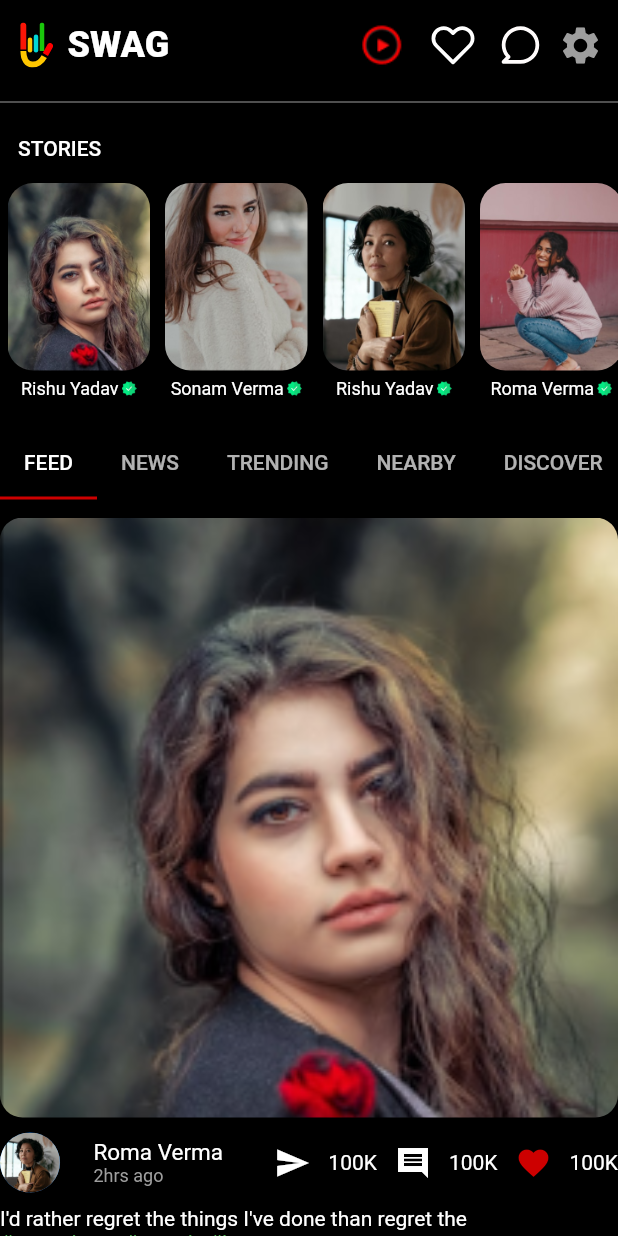
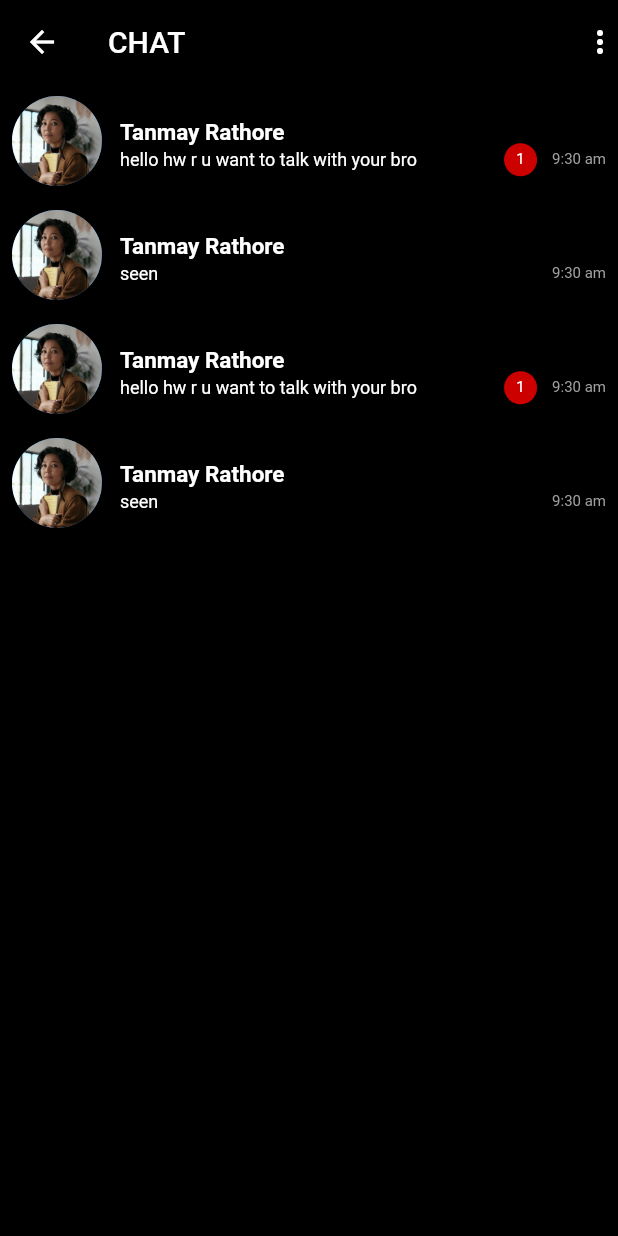
Before and after one commit to Tanay-Gupta/The-Social-App, a Flutter app: the HomeScreen screen opened directly, after a tap on an icon or button, on a phone screen of 412 x 824 dp. Run offline on Flutter 3.47's test engine with Material 2 defaults, Android fonts, the phone set to English and light mode, and no system bars; our stand-ins replace country_code_picker, flutter_svg; Roboto replaces fonts that are missing (Tondo, poppins, proxia nova).

Commit message:
follow, chat

```diff
--- a/lib/main.dart
+++ b/lib/main.dart
@@ -1,5 +1,6 @@
 import 'package:flutter/material.dart';
 import 'package:swag_app/routes.dart';
+import 'package:swag_app/screens/appBar/chatScreen.dart';
 import 'package:swag_app/screens/appBar/notifications.dart';
 import 'package:swag_app/screens/appBar/settings/editProfile.dart';
 import 'package:swag_app/screens/appBar/settings/settings.dart';
@@ -10,6 +11,8 @@ import 'package:swag_app/screens/forgot_password/forgot_password.dart';
 import 'package:swag_app/screens/home/home.dart';
 import 'package:swag_app/screens/homescreen/nav.dart';
 import 'package:swag_app/screens/otp/otp_screen.dart';
+import 'package:swag_app/screens/profile/follow/followers.dart';
+import 'package:swag_app/screens/profile/follow/following.dart';
 import 'package:swag_app/screens/register/components/register_form.dart';
 import 'package:swag_app/screens/register/register.dart';
 import 'package:swag_app/screens/sign_in/sign_in_screen.dart';
@@ -43,6 +46,9 @@ class MyApp extends StatelessWidget {
         '/settings': (context) => Settings(),
         '/verifyAccount': (context) => VerifyAccountPage(),
         '/editProfile': (context) => EditProfilePage(),
+        '/following': (context) => ProfileFollowing(),
+        '/followers': (context) => ProfileFollowers(),
+        '/chatScreen': (context) => ChatScreen(),
       },
     );
   }
--- /dev/null
+++ b/lib/screens/appBar/chatScreen.dart
@@ -0,0 +1,122 @@
+import 'package:flutter/material.dart';
+import 'package:swag_app/constants.dart';
+
+class ChatScreen extends StatelessWidget {
+  const ChatScreen({Key? key}) : super(key: key);
+
+  @override
+  Widget build(BuildContext context) {
+    List<String> UserList = [
+      'Tanmay Rathore',
+      'Tanmay Rathore',
+      'Tanmay Rathore',
+      'Tanmay Rathore',
+    ];
+    List<String> messageList = [
+      'hello hw r u want to talk with your bro',
+      'seen',
+      'hello hw r u want to talk with your bro',
+      'seen',
+    ];
+    List<String> MsgNoList = [
+      '1',
+      '',
+      '1',
+      '',
+    ];
+    List<String> timeList = [
+      '9:30 am',
+      '9:30 am',
+      '9:30 am',
+      '9:30 am',
+    ];
+
+    return Scaffold(
+      appBar: AppBar(
+        backgroundColor: Colors.black,
+        title: Text('CHAT'),
+        actions: [
+          Icon(Icons.more_vert),
+        ],
+      ),
+      body: ListView.builder(
+        itemCount: UserList.length,
+        itemBuilder: (BuildContext context, int index) {
+          return Padding(
+            padding: const EdgeInsets.all(8.0),
+            child: Row(
+              mainAxisAlignment: MainAxisAlignment.spaceBetween,
+              children: [
+                Row(
+                  children: [
+                    CircleAvatar(
+                      radius: 30,
+                      backgroundImage: AssetImage('assets/images/1.png'),
+                    ),
+                    SizedBox(
+                      width: 12,
+                    ),
+                    Column(
+                      crossAxisAlignment: CrossAxisAlignment.start,
+                      children: [
+                        SizedBox(
+                          height: 5,
+                        ),
+                        Text(UserList[index],
+                            style: TextStyle(
+                                fontSize: 15,
+                                //fontFamily: "Anmol",
+                                fontWeight: FontWeight.bold)),
+                        SizedBox(height: 2),
+                        Text(messageList[index],
+                            style: TextStyle(
+                              fontSize: 12,
+                              //fontFamily: "Anmol",
+                              //fontWeight: FontWeight.bold
+                            )),
+                      ],
+                    ),
+                  ],
+                ),
+                Column(
+                  children: [
+                    SizedBox(
+                      height: 25,
+                    ),
+                    Row(
+                      children: [
+                        Container(
+                          alignment: Alignment.center,
+                          width: 22,
+                          height: 22,
+                          decoration: BoxDecoration(
+                            color: MsgNoList[index] == ''
+                                ? Colors.black
+                                : kPrimaryColor,
+                            shape: BoxShape.circle,
+                            //border: Border.all(color: Colors.grey, width: 0.8)
+                          ),
+                          child: Text(
+                            MsgNoList[index],
+                            style: TextStyle(fontSize: 10),
+                          ),
+                        ),
+                        SizedBox(
+                          width: 10,
+                        ),
+                        Text(
+                          timeList[index],
+                          style: TextStyle(color: Colors.grey, fontSize: 10),
+                        ),
+                      ],
+                    ),
+                  ],
+                ),
+              ],
+            ),
+          );
+        },
+      ),
+    );
+  }
+}
--- a/lib/screens/home/components/home_body.dart
+++ b/lib/screens/home/components/home_body.dart
@@ -67,7 +67,9 @@ class _HomeBodyState extends State<HomeBody> {
                 width: 15,
               ),
               GestureDetector(
-                onTap: () {},
+                onTap: () {
+                  Navigator.pushNamed(context, "/chatScreen");
+                },
                 child: SvgPicture.asset(
                   "assets/icons/u_comment.svg",
                   height: 30,
--- a/pubspec.yaml
+++ b/pubspec.yaml
@@ -38,7 +38,7 @@ dependencies:
   flutter_svg: ^1.0.3
   country_code_picker: ^2.0.2
   http: ^0.13.4
-
+  fab_circular_menu:
 
 dev_dependencies:
   flutter_test:
```
Also changed, not shown: lib/screens/profile/components/stats.dart (+12 -2 lines), lib/screens/profile/follow/followers.dart (added, +81 -0 lines), lib/screens/profile/follow/followersList.dart (added, +85 -0 lines), lib/screens/profile/follow/following.dart (added, +78 -0 lines), lib/screens/profile/follow/followingList.dart (added, +97 -0 lines), pubspec.lock.
